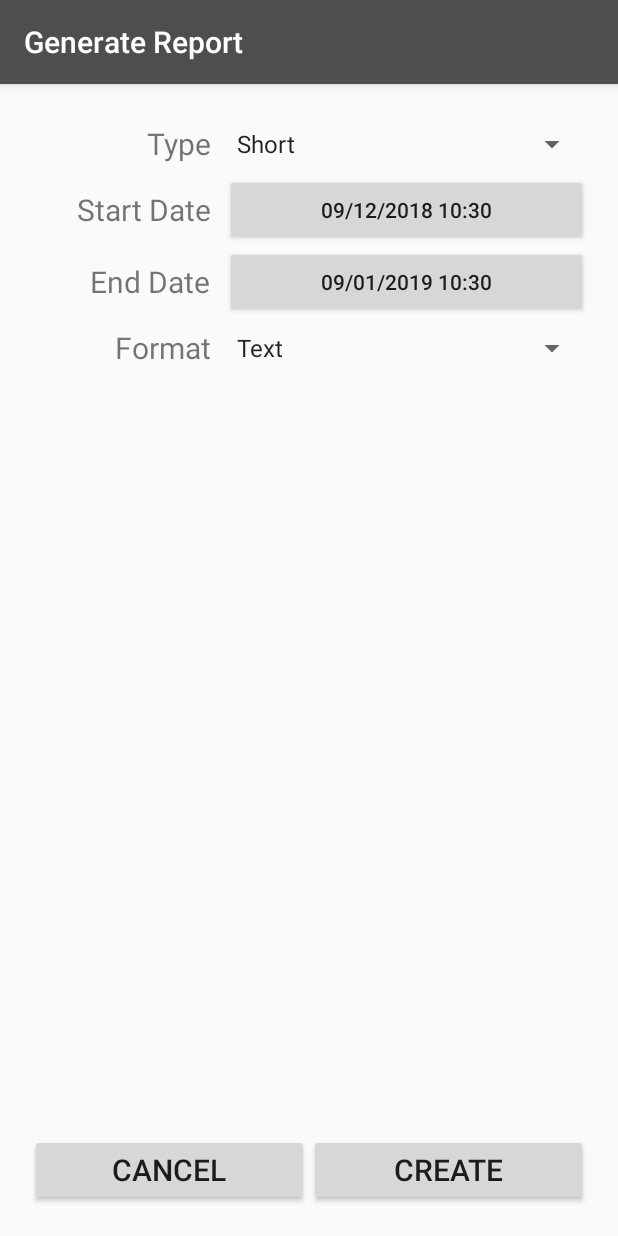
After one commit to kevinmf94/TimeTracker, an Android app: the GenerateReportActivity screen opened directly, with no data from a screen before it, on a phone screen of 412 x 824 dp. The commit adds this screen. Run offline under Robolectric (Android 15) with nearby library versions, the phone set to English and light mode, and no system bars.

Commit message:
Generate Report Activity

```diff
--- a/app/build.gradle
+++ b/app/build.gradle
@@ -22,6 +22,7 @@ dependencies {
     implementation 'com.android.support:appcompat-v7:27.1.1'
     implementation 'com.android.support.constraint:constraint-layout:1.1.3'
     implementation 'com.android.support:design:27.1.1'
+    implementation 'com.android.support:support-v4:27.1.1'
     testImplementation 'junit:junit:4.12'
     androidTestImplementation 'com.android.support.test:runner:1.0.2'
     androidTestImplementation 'com.android.support.test.espresso:espresso-core:3.0.2'
--- a/app/src/main/AndroidManifest.xml
+++ b/app/src/main/AndroidManifest.xml
@@ -29,6 +29,7 @@
         <activity android:name=".AddTaskActivity"></activity>
         <activity android:name=".AddProjectActivity"></activity>
         <activity android:name=".IntervalsActivity"></activity>
+        <activity android:name=".GenerateReportActivity"></activity>
 
         <service android:name=".services.TreeManagerService"/>
 
--- /dev/null
+++ b/app/src/main/java/cat/uab/ds/ui/GenerateReportActivity.java
@@ -0,0 +1,137 @@
+package cat.uab.ds.ui;
+
+import android.app.DatePickerDialog;
+import android.app.TimePickerDialog;
+import android.content.Intent;
+import android.os.Bundle;
+import android.support.v7.app.AppCompatActivity;
+import android.view.View;
+import android.widget.ArrayAdapter;
+import android.widget.Button;
+import android.widget.DatePicker;
+import android.widget.Spinner;
+import android.widget.TimePicker;
+import android.widget.Toast;
+
+import java.text.DateFormat;
+import java.text.SimpleDateFormat;
+import java.util.Calendar;
+
+public class GenerateReportActivity extends AppCompatActivity {
+
+    DateFormat df = new SimpleDateFormat("dd/MM/yyyy HH:mm");
+
+    private Spinner type;
+    private Spinner format;
+    private Button startButton;
+    private Button endButton;
+    private Calendar start;
+    private Calendar end;
+
+    @Override
+    protected void onCreate(Bundle savedInstanceState) {
+        super.onCreate(savedInstanceState);
+        setContentView(R.layout.generate_report);
+
+        getSupportActionBar().setTitle(R.string.generate_report);
+
+        type = findViewById(R.id.spinnerReportType);
+        format = findViewById(R.id.spinnerFormat);
+        startButton = findViewById(R.id.buttonStartDate);
+        endButton = findViewById(R.id.buttonEndDate);
+
+        end = Calendar.getInstance();
+        start = Calendar.getInstance();
+        start.add(Calendar.MONTH, -1);
+
+        ArrayAdapter<CharSequence> adapterTypes = ArrayAdapter.createFromResource(this,
+                R.array.report_types_array, android.R.layout.simple_spinner_item);
+        adapterTypes.setDropDownViewResource(android.R.layout.simple_spinner_dropdown_item);
+        type.setAdapter(adapterTypes);
+        type.setSelection(0);
+        ArrayAdapter<CharSequence> adapterFormats = ArrayAdapter.createFromResource(this,
+                R.array.formats_array, android.R.layout.simple_spinner_item);
+        adapterFormats.setDropDownViewResource(android.R.layout.simple_spinner_dropdown_item);
+        format.setAdapter(adapterFormats);
+        format.setSelection(0);
+
+        startButton.setOnClickListener(new View.OnClickListener() {
+            public void onClick(View v) {
+                showDatePicker(start);
+            }
+        });
+
+        endButton.setOnClickListener(new View.OnClickListener() {
+            public void onClick(View v) {
+                showDatePicker(end);
+            }
+        });
+
+        updateButtonsText();
+    }
+
+    public void onCreate(View view){
+
+        if (checkErrors()) {
+            Intent intent = new Intent();
+
+            //intent.putExtra("activity", task);
+            setResult(RESULT_OK, intent);
+            finish();
+        }
+    }
+
+    public boolean checkErrors(){
+
+        boolean correct = true;
+        if(start.after(end)){
+            correct = false;
+            Toast.makeText(this, "La fecha de inicio es mayor a la de fin.", Toast.LENGTH_LONG).show();
+        }
+        return correct;
+    }
+
+    public void updateButtonsText(){
+        startButton.setText(df.format(start.getTime()));
+        endButton.setText(df.format(end.getTime()));
+    }
+
+    public void showDatePicker(final Calendar cal){
+        DatePickerDialog datePickerDialog = new DatePickerDialog(this,
+                new DatePickerDialog.OnDateSetListener() {
+
+                    @Override
+                    public void onDateSet(DatePicker view, int year,
+                                          int monthOfYear, int dayOfMonth) {
+
+                        cal.set(year, monthOfYear, dayOfMonth);
+                        showTimePicker(cal);
+                        updateButtonsText();
+                    }
+                }, cal.get(Calendar.YEAR), cal.get(Calendar.MONTH), cal.get(Calendar.DAY_OF_MONTH));
+
+
+        datePickerDialog.show();
+    }
+
+    public void showTimePicker(final Calendar cal){
+        TimePickerDialog timePickerDialog = new TimePickerDialog(this,
+                new TimePickerDialog.OnTimeSetListener() {
+
+                    @Override
+                    public void onTimeSet(TimePicker view, int hourOfDay,
+                                          int minute) {
+                        cal.set(Calendar.HOUR_OF_DAY,hourOfDay);
+                        cal.set(Calendar.MINUTE, minute);
+
+                        updateButtonsText();
+                    }
+                }, cal.get(Calendar.HOUR), cal.get(Calendar.MINUTE), false);
+        timePickerDialog.show();
+    }
+
+    public void onCancel(View view){
+        setResult(RESULT_CANCELED);
+        finish();
+    }
+}
--- /dev/null
+++ b/app/src/main/res/layout/generate_report.xml
@@ -0,0 +1,116 @@
+<?xml version="1.0" encoding="utf-8"?>
+<LinearLayout xmlns:android="http://schemas.android.com/apk/res/android"
+    xmlns:app="http://schemas.android.com/apk/res-auto"
+    android:layout_width="match_parent"
+    android:layout_height="match_parent"
+    android:orientation="vertical"
+    android:padding="20dp">
+
+    <LinearLayout
+        android:layout_width="match_parent"
+        android:layout_height="40dp"
+        android:gravity="center_vertical"
+        app:layout_constraintTop_toBottomOf="@+id/linearLayout4">
+
+        <TextView
+            android:layout_width="120dp"
+            android:layout_height="wrap_content"
+            android:layout_marginRight="10dp"
+            android:gravity="right"
+            android:text="@string/type"
+            android:textSize="@dimen/textSize" />
+
+        <Spinner
+            android:id="@+id/spinnerReportType"
+            android:layout_width="match_parent"
+            android:layout_height="match_parent" />
+
+    </LinearLayout>
+
+    <LinearLayout
+        android:layout_width="match_parent"
+        android:layout_height="wrap_content"
+        android:gravity="center_vertical">
+
+        <TextView
+            android:layout_width="120dp"
+            android:layout_height="wrap_content"
+            android:layout_marginRight="10dp"
+            android:gravity="right"
+            android:text="@string/startDate"
+            android:textSize="@dimen/textSize" />
+
+        <Button
+            android:id="@+id/buttonStartDate"
+            android:layout_width="match_parent"
+            android:layout_height="wrap_content" />
+
+    </LinearLayout>
+
+    <LinearLayout
+        android:layout_width="match_parent"
+        android:layout_height="wrap_content"
+        android:gravity="center_vertical">
+
+        <TextView
+            android:layout_width="120dp"
+            android:layout_height="wrap_content"
+            android:layout_marginRight="10dp"
+            android:gravity="right"
+            android:text="@string/endDate"
+            android:textSize="@dimen/textSize" />
+
+        <Button
+            android:id="@+id/buttonEndDate"
+            android:layout_width="match_parent"
+            android:layout_height="wrap_content" />
+
+    </LinearLayout>
+
+    <LinearLayout
+        android:layout_width="match_parent"
+        android:layout_height="40dp"
+        android:gravity="center_vertical">
+
+        <TextView
+            android:layout_width="120dp"
+            android:layout_height="wrap_content"
+            android:layout_marginRight="10dp"
+            android:gravity="right"
+            android:text="@string/format"
+            android:textSize="@dimen/textSize" />
+
+        <Spinner
+            android:id="@+id/spinnerFormat"
+            android:layout_width="match_parent"
+            android:layout_height="match_parent" />
+
+    </LinearLayout>
+
+    <LinearLayout
+        android:layout_width="match_parent"
+        android:layout_height="match_parent"
+        android:gravity="bottom|end"
+        android:weightSum="2">
+
+        <Button
+            android:id="@+id/btnCancelProject"
+            android:layout_width="0dp"
+            android:layout_height="wrap_content"
+            android:layout_weight="1"
+            android:onClick="onCancel"
+            android:text="@string/cancel"
+            android:textSize="@dimen/textSize" />
+
+        <Button
+            android:id="@+id/btnAcceptTask"
+            android:layout_width="0dp"
+            android:layout_height="wrap_content"
+            android:layout_weight="1"
+            android:onClick="onCreate"
+            android:text="@string/create"
+            android:textSize="@dimen/textSize" />
+
+    </LinearLayout>
+
+</LinearLayout>
--- /dev/null
+++ b/app/src/main/res/values/arrays.xml
@@ -0,0 +1,11 @@
+<?xml version="1.0" encoding="utf-8"?>
+<resources>
+    <string-array name="report_types_array">
+        <item>Short</item>
+        <item>Extended</item>
+    </string-array>
+    <string-array name="formats_array">
+        <item>Text</item>
+        <item>HTML</item>
+    </string-array>
+</resources>
--- a/app/src/main/res/values/strings.xml
+++ b/app/src/main/res/values/strings.xml
@@ -30,5 +30,12 @@
     <string name="short_report">Short Report</string>
     <string name="extended_report">Extended Report</string>
     <string name="change_language">Change language</string>
+    <string name="type">Type</string>
+    <string name="startDate">Start Date</string>
+    <string name="endDate">End Date</string>
+    <string name="format">Format</string>
+
+    <!-- TODO: Remove or change this placeholder text -->
+    <string name="hello_blank_fragment">Hello blank fragment</string>
 
 </resources>
```
Also changed, not shown: app/src/main/java/cat/uab/ds/ui/MainActivity.java (+3 -16 lines), app/src/main/res/layout/add_project.xml (+9 -9 lines), app/src/main/res/layout/add_task.xml (+9 -9 lines), 4 other files.
